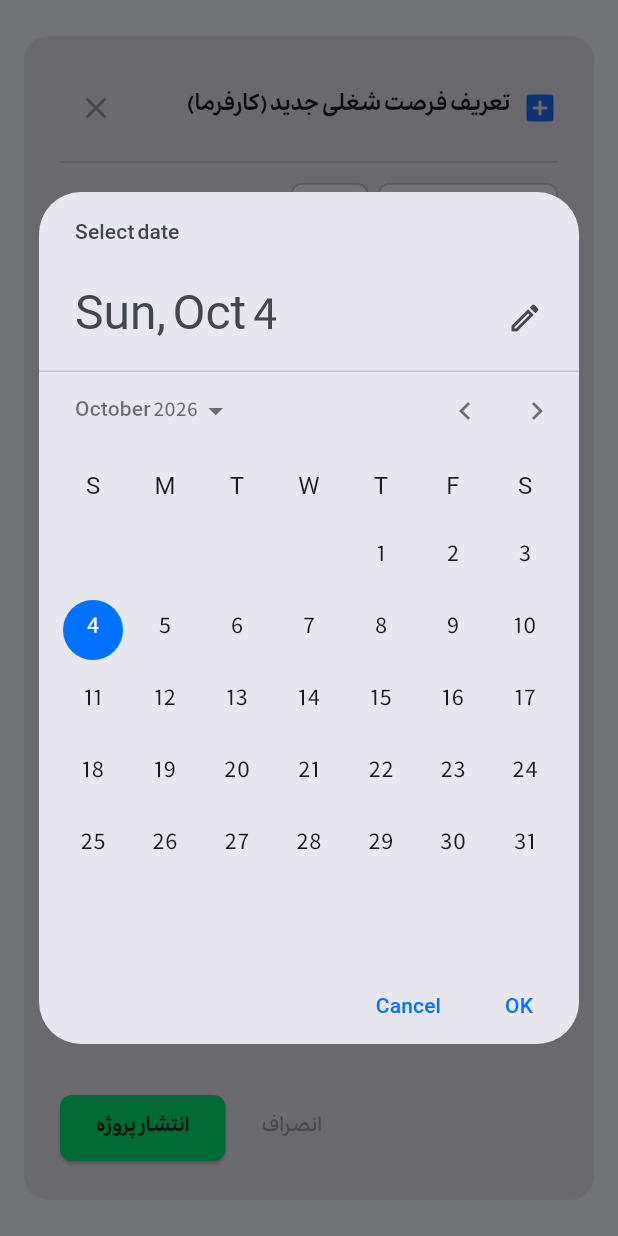
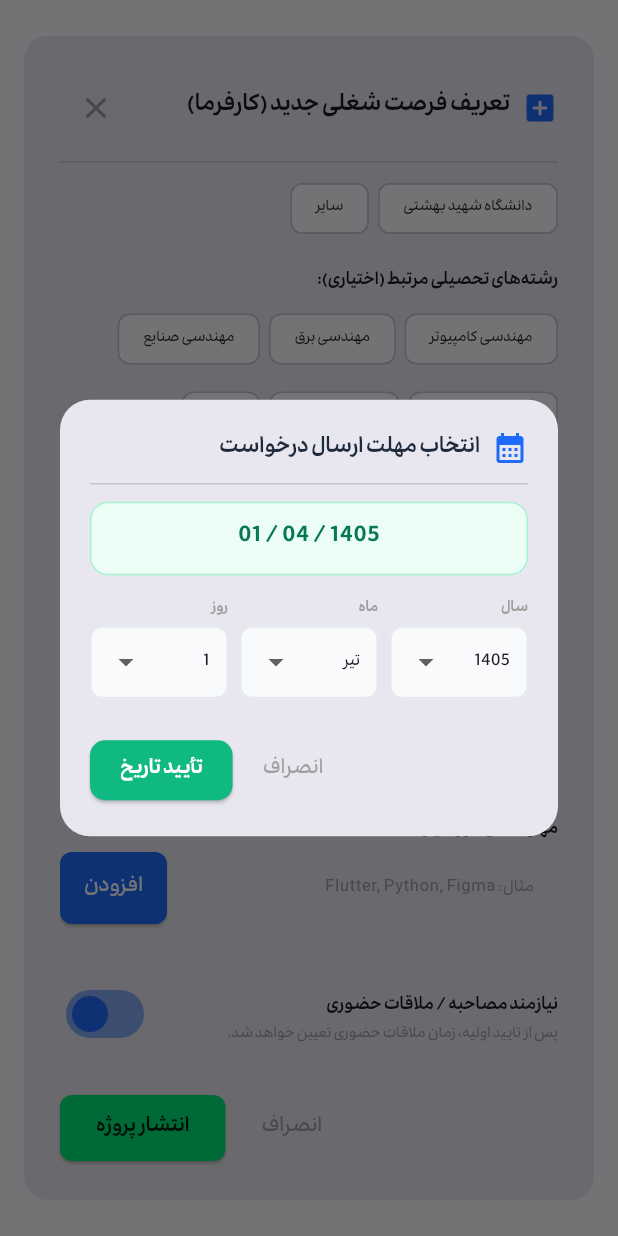
Before and after one commit to amiralikhodaei1384/pol-app, a Flutter app: the CreateProjectModal widget shown alone on an empty page, opened directly, scrolled down 402 dp, after a tap on "انتخاب تاریخ مهلت (روی تقویم کلیک کنید)", on a phone screen of 412 x 824 dp. Run offline on Flutter 3.47's test engine with Material 3 defaults, Android fonts, the phone set to English and light mode, and no system bars; our stand-ins replace file_picker, shared_preferences; accounts and stored records are empty; network calls fail.

Commit message:
shamsi date tables

```diff
--- a/lib/create_project_modal.dart
+++ b/lib/create_project_modal.dart
@@ -3,6 +3,7 @@ import 'package:flutter/material.dart';
 import 'package:http/http.dart' as http;
 import 'package:shared_preferences/shared_preferences.dart';
 import 'package:pol_app/api_service.dart';
+import 'package:pol_app/shamsi_date_picker_dialog.dart';
 
 class CreateProjectModal extends StatefulWidget {
   const CreateProjectModal({super.key});
@@ -33,7 +34,7 @@ class _CreateProjectModalState extends State<CreateProjectModal> {
   List<String> _allMajors = ['مهندسی کامپیوتر', 'مهندسی برق', 'مهندسی صنایع', 'مهندسی مکانیک', 'علوم کامپیوتر', 'سایر'];
 
   final List<String> _skillsList = [];
-  DateTime? _selectedDeadline;
+  String? _selectedDeadline; // تاریخ شمسی
   bool _requiresInterview = true;
   bool _isLoading = false;
 
@@ -80,15 +81,18 @@ class _CreateProjectModalState extends State<CreateProjectModal> {
   }
 
   Future<void> _selectDeadline(BuildContext context) async {
-    final DateTime? picked = await showDatePicker(
+    final date = await showShamsiDatePicker(
       context: context,
-      initialDate: DateTime.now().add(const Duration(days: 30)),
-      firstDate: DateTime.now(),
-      lastDate: DateTime.now().add(const Duration(days: 365)),
+      title: 'انتخاب مهلت ارسال درخواست',
+      startYear: 1405,
+      endYear: 1410,
+      initialYear: 1405,
+      initialMonth: 4,
+      initialDay: 1,
     );
-    if (picked != null) {
+    if (date != null) {
       setState(() {
-        _selectedDeadline = picked;
+        _selectedDeadline = date;
       });
     }
   }
@@ -99,12 +103,11 @@ class _CreateProjectModalState extends State<CreateProjectModal> {
       _addSkill();
     }
 
-    // ۲. اعتبارسنجی ورودی‌های متنی
+    // ۲. اعتبارسنجی ورودی‌های فرم سمت فرانت‌اند
     if (!_formKey.currentState!.validate()) {
       return;
     }
 
-    // ۳. بررسی تفکیک‌شده فیلدها با پیام‌های خطای مشخص
     if (_selectedProjectType == null) {
       _showSnack('لطفاً «نوع همکاری» را انتخاب کنید.');
       return;
@@ -125,7 +128,7 @@ class _CreateProjectModalState extends State<CreateProjectModal> {
       return;
     }
 
-    if (_selectedDeadline == null) {
+    if (_selectedDeadline == null || _selectedDeadline!.isEmpty) {
       _showSnack('لطفاً «مهلت ارسال درخواست» (تاریخ) را تعیین کنید.');
       return;
     }
@@ -148,7 +151,7 @@ class _CreateProjectModalState extends State<CreateProjectModal> {
           'title': _titleController.text.trim(),
           'description': _descriptionController.text.trim(),
           'required_skills': _skillsList,
-          'deadline': _selectedDeadline!.toIso8601String(),
+          'deadline': _selectedDeadline,
           'project_type': _selectedProjectType,
           'city': _selectedCity,
           'category': _selectedCategory,
@@ -156,7 +159,7 @@ class _CreateProjectModalState extends State<CreateProjectModal> {
           'target_majors': _selectedMajors,
           'requires_interview': _requiresInterview,
         }),
-      );
+      ).timeout(const Duration(seconds: 10));
 
       if (!mounted) return;
 
@@ -169,16 +172,63 @@ class _CreateProjectModalState extends State<CreateProjectModal> {
           ),
         );
       } else {
-        final err = jsonDecode(response.body);
-        _showSnack('خطا: ${err['detail'] ?? 'ثبت با خطا مواجه شد'}');
+        // ۳. مدیریت هوشمند خطاهای بک‌اند (از جمله ارور ۴۲۲)
+        _handleBackendError(response);
       }
     } catch (e) {
       if (mounted) {
-        _showSnack('خطا در ارتباط با سرور: $e');
+        _showSnack('خطا در ارتباط با سرور. لطفاً اتصال اینترنت خود را بررسی کنید.');
       }
     } finally {
       if (mounted) setState(() => _isLoading = false);
     }
+  }
+
+  // موتور مدیریت و ترجمه خطاهای سرور (HTTP Errors & 422 Unprocessable Entity)
+  void _handleBackendError(http.Response response) {
+    String errorMessage = 'خطایی در ثبت اطلاعات رخ داد.';
+
+    try {
+      final err = jsonDecode(response.body);
+
+      // پارس کردن ارور ۴۲۲ اعتبارسنجی فست‌پی‌آی
+      if (response.statusCode == 422 && err['detail'] is List) {
+        final List details = err['detail'];
+        List<String> parsedErrors = [];
+
+        for (var item in details) {
+          if (item is Map) {
+            final loc = item['loc'] as List?;
+            final field = loc != null && loc.isNotEmpty ? loc.last.toString() : '';
+
+            if (field == 'title') {
+              parsedErrors.add('• عنوان پروژه بسیار کوتاه است (حداقل ۳ کاراکتر).');
+            } else if (field == 'description') {
+              parsedErrors.add('• شرح وظایف بسیار کوتاه است (حداقل ۱۰ کاراکتر).');
+            } else if (field == 'required_skills') {
+              parsedErrors.add('• مهارت‌های وارد شده معتبر نیستند.');
+            } else if (field == 'deadline') {
+              parsedErrors.add('• فرمت تاریخ مهلت نامعتبر است.');
+            } else {
+              parsedErrors.add('• ${item['msg'] ?? 'اطلاعات وارد شده معتبر نیست.'}');
+            }
+          }
+        }
+        if (parsedErrors.isNotEmpty) {
+          errorMessage = parsedErrors.join('\n');
+        }
+      } else if (err['detail'] is String) {
+        errorMessage = err['detail'];
+      } else if (response.statusCode == 401) {
+        errorMessage = 'نشست کاری شما منقضی شده است. لطفاً دوباره وارد شوید.';
+      } else if (response.statusCode == 403) {
+        errorMessage = 'شما دسترسی لازم برای انجام این کار را ندارید.';
+      } else if (response.statusCode >= 500) {
+        errorMessage = 'خطای داخلی سرور. لطفاً بعداً دوباره تلاش کنید.';
+      }
+    } catch (_) {}
+
+    _showSnack(errorMessage);
   }
 
   void _showSnack(String message) {
@@ -235,12 +285,20 @@ class _CreateProjectModalState extends State<CreateProjectModal> {
                       crossAxisAlignment: CrossAxisAlignment.start,
                       children: [
                         // ۱. عنوان فرصت شغلی
-                        const Text('عنوان فرصت شغلی / پروژه *', style: TextStyle(fontSize: 12, fontWeight: FontWeight.bold)),
+                        const Text('عنوان فرصت شغلی / پروژه * (حداقل ۳ کاراکتر)', style: TextStyle(fontSize: 12, fontWeight: FontWeight.bold)),
                         const SizedBox(height: 6),
                         TextFormField(
                           controller: _titleController,
                           decoration: _inputDecoration('مثال: توسعه‌دهنده فلاتر / کارآموز طراحی UI/UX'),
-                          validator: (val) => val == null || val.trim().isEmpty ? 'لطفاً عنوان را وارد کنید' : null,
+                          validator: (val) {
+                            if (val == null || val.trim().isEmpty) {
+                              return 'لطفاً عنوان پروژه را وارد کنید';
+                            }
+                            if (val.trim().length < 3) {
+                              return 'عنوان پروژه باید حداقل ۳ کاراکتر باشد';
+                            }
+                            return null;
+                          },
                         ),
                         const SizedBox(height: 16),
 
@@ -367,10 +425,12 @@ class _CreateProjectModalState extends State<CreateProjectModal> {
                               mainAxisAlignment: MainAxisAlignment.spaceBetween,
                               children: [
                                 Text(
-                                  _selectedDeadline == null
-                                      ? 'انتخاب تاریخ مهلت (روی تقویم کلیک کنید)'
-                                      : '${_selectedDeadline!.year}/${_selectedDeadline!.month}/${_selectedDeadline!.day}',
-                                  style: TextStyle(fontSize: 12, color: _selectedDeadline == null ? Colors.grey : Colors.black87),
+                                  _selectedDeadline ?? 'انتخاب تاریخ مهلت (روی تقویم کلیک کنید)',
+                                  style: TextStyle(
+                                    fontSize: 12,
+                                    color: _selectedDeadline == null ? Colors.grey : Colors.black87,
+                                    fontWeight: _selectedDeadline == null ? FontWeight.normal : FontWeight.bold,
+                                  ),
                                 ),
                                 const Icon(Icons.calendar_today_outlined, size: 16, color: Color(0xFF1E6AFB)),
                               ],
@@ -380,13 +440,21 @@ class _CreateProjectModalState extends State<CreateProjectModal> {
                         const SizedBox(height: 16),
 
                         // ۷. شرح وظایف
-                        const Text('شرح وظایف و خروجی مورد انتظار *', style: TextStyle(fontSize: 12, fontWeight: FontWeight.bold)),
+                        const Text('شرح وظایف و خروجی مورد انتظار * (حداقل ۱۰ کاراکتر)', style: TextStyle(fontSize: 12, fontWeight: FontWeight.bold)),
                         const SizedBox(height: 6),
                         TextFormField(
                           controller: _descriptionController,
                           maxLines: 3,
                           decoration: _inputDecoration('توضیحات دقیق فرصت شغلی، انتظارات و مدارک تحویلی...'),
-                          validator: (val) => val == null || val.trim().isEmpty ? 'لطفاً توضیحات را وارد کنید' : null,
+                          validator: (val) {
+                            if (val == null || val.trim().isEmpty) {
+                              return 'لطفاً شرح وظایف را وارد کنید';
+                            }
+                            if (val.trim().length < 10) {
+                              return 'شرح وظایف باید حداقل ۱۰ کاراکتر باشد';
+                            }
+                            return null;
+                          },
                         ),
                         const SizedBox(height: 16),
 
--- /dev/null
+++ b/lib/shamsi_date_picker_dialog.dart
@@ -0,0 +1,252 @@
+import 'package:flutter/material.dart';
+
+// تابع فراخوانی مدال انتخاب تاریخ شمسی
+Future<String?> showShamsiDatePicker({
+  required BuildContext context,
+  String title = 'انتخاب تاریخ شمسی',
+  int startYear = 1340,
+  int endYear = 1410,
+  int? initialYear,
+  int initialMonth = 1,
+  int initialDay = 1,
+  bool includeTime = false,
+}) async {
+  return showDialog<String>(
+    context: context,
+    builder: (context) => _ShamsiDatePickerDialog(
+      title: title,
+      startYear: startYear,
+      endYear: endYear,
+      initialYear: initialYear ?? 1405,
+      initialMonth: initialMonth,
+      initialDay: initialDay,
+      includeTime: includeTime,
+    ),
+  );
+}
+
+class _ShamsiDatePickerDialog extends StatefulWidget {
+  final String title;
+  final int startYear;
+  final int endYear;
+  final int initialYear;
+  final int initialMonth;
+  final int initialDay;
+  final bool includeTime;
+
+  const _ShamsiDatePickerDialog({
+    required this.title,
+    required this.startYear,
+    required this.endYear,
+    required this.initialYear,
+    required this.initialMonth,
+    required this.initialDay,
+    required this.includeTime,
+  });
+
+  @override
+  State<_ShamsiDatePickerDialog> createState() => _ShamsiDatePickerDialogState();
+}
+
+class _ShamsiDatePickerDialogState extends State<_ShamsiDatePickerDialog> {
+  late int _selectedYear;
+  late int _selectedMonth;
+  late int _selectedDay;
+  String _selectedTime = '10:00';
+
+  final List<String> _shamsiMonths = [
+    'فروردین', 'اردیبهشت', 'خرداد', 'تیر', 'مرداد', 'شهریور',
+    'مهر', 'آبان', 'آذر', 'دی', 'بهمن', 'اسفند'
+  ];
+
+  final List<String> _times = [
+    '08:00', '08:30', '09:00', '09:30', '10:00', '10:30', '11:00', '11:30',
+    '12:00', '14:00', '14:30', '15:00', '15:30', '16:00', '16:30', '17:00'
+  ];
+
+  @override
+  void initState() {
+    super.initState();
+    _selectedYear = widget.initialYear;
+    _selectedMonth = widget.initialMonth;
+    _selectedDay = widget.initialDay;
+  }
+
+  int get _maxDays {
+    if (_selectedMonth <= 6) return 31;
+    if (_selectedMonth <= 11) return 30;
+    return 29; // اسفند
+  }
+
+  @override
+  Widget build(BuildContext context) {
+    final yearList = List.generate(widget.endYear - widget.startYear + 1, (i) => widget.startYear + i);
+    if (_selectedDay > _maxDays) _selectedDay = _maxDays;
+
+    return Directionality(
+      textDirection: TextDirection.rtl,
+      child: Dialog(
+        shape: RoundedRectangleBorder(borderRadius: BorderRadius.circular(20)),
+        child: Container(
+          width: 380,
+          padding: const EdgeInsets.all(20),
+          child: Column(
+            mainAxisSize: MainAxisSize.min,
+            children: [
+              // هدر دایالوگ
+              Row(
+                children: [
+                  const Icon(Icons.calendar_month, color: Color(0xFF1E6AFB), size: 24),
+                  const SizedBox(width: 8),
+                  Text(widget.title, style: const TextStyle(fontSize: 15, fontWeight: FontWeight.bold, color: Color(0xFF1E293B))),
+                ],
+              ),
+              const Divider(height: 24),
+
+              // نمایش تاریخ انتخابی بزرگ در باکس سبز
+              Container(
+                width: double.infinity,
+                padding: const EdgeInsets.symmetric(vertical: 12, horizontal: 16),
+                decoration: BoxDecoration(
+                  color: const Color(0xFFECFDF5),
+                  borderRadius: BorderRadius.circular(12),
+                  border: Border.all(color: const Color(0xFFA7F3D0)),
+                ),
+                child: Center(
+                  child: Text(
+                    '$_selectedYear / ${_selectedMonth.toString().padLeft(2, '0')} / ${_selectedDay.toString().padLeft(2, '0')}' +
+                        (widget.includeTime ? '  -  ساعت $_selectedTime' : ''),
+                    style: const TextStyle(fontSize: 16, fontWeight: FontWeight.bold, color: Color(0xFF047857)),
+                  ),
+                ),
+              ),
+              const SizedBox(height: 16),
+
+              // منوهای انتخابی سال، ماه، روز
+              Row(
+                children: [
+                  // سال
+                  Expanded(
+                    child: Column(
+                      crossAxisAlignment: CrossAxisAlignment.start,
+                      children: [
+                        const Text('سال', style: TextStyle(fontSize: 10, color: Colors.grey, fontWeight: FontWeight.bold)),
+                        const SizedBox(height: 4),
+                        DropdownButtonFormField<int>(
+                          value: yearList.contains(_selectedYear) ? _selectedYear : yearList.first,
+                          isExpanded: true,
+                          decoration: _inputDec(),
+                          items: yearList.map((y) => DropdownMenuItem(value: y, child: Text(y.toString(), style: const TextStyle(fontSize: 12)))).toList(),
+                          onChanged: (v) => setState(() => _selectedYear = v!),
+                        ),
+                      ],
+                    ),
+                  ),
+                  const SizedBox(width: 8),
+
+                  // ماه
+                  Expanded(
+                    child: Column(
+                      crossAxisAlignment: CrossAxisAlignment.start,
+                      children: [
+                        const Text('ماه', style: TextStyle(fontSize: 10, color: Colors.grey, fontWeight: FontWeight.bold)),
+                        const SizedBox(height: 4),
+                        DropdownButtonFormField<int>(
+                          value: _selectedMonth,
+                          isExpanded: true,
+                          decoration: _inputDec(),
+                          items: List.generate(12, (i) => DropdownMenuItem(value: i + 1, child: Text(_shamsiMonths[i], style: const TextStyle(fontSize: 11)))).toList(),
+                          onChanged: (v) => setState(() => _selectedMonth = v!),
+                        ),
+                      ],
+                    ),
+                  ),
+                  const SizedBox(width: 8),
+
+                  // روز
+                  Expanded(
+                    child: Column(
+                      crossAxisAlignment: CrossAxisAlignment.start,
+                      children: [
+                        const Text('روز', style: TextStyle(fontSize: 10, color: Colors.grey, fontWeight: FontWeight.bold)),
+                        const SizedBox(height: 4),
+                        DropdownButtonFormField<int>(
+                          value: _selectedDay <= _maxDays ? _selectedDay : 1,
+                          isExpanded: true,
+                          decoration: _inputDec(),
+                          items: List.generate(_maxDays, (i) => DropdownMenuItem(value: i + 1, child: Text((i + 1).toString(), style: const TextStyle(fontSize: 12)))).toList(),
+                          onChanged: (v) => setState(() => _selectedDay = v!),
+                        ),
+                      ],
+                    ),
+                  ),
+                ],
+              ),
+
+              // انتخاب ساعت در صورت نیاز
+              if (widget.includeTime) ...[
+                const SizedBox(height: 12),
+                Column(
+                  crossAxisAlignment: CrossAxisAlignment.start,
+                  children: [
+                    const Text('ساعت', style: TextStyle(fontSize: 10, color: Colors.grey, fontWeight: FontWeight.bold)),
+                    const SizedBox(height: 4),
+                    DropdownButtonFormField<String>(
+                      value: _selectedTime,
+                      isExpanded: true,
+                      decoration: _inputDec(),
+                      items: _times.map((t) => DropdownMenuItem(value: t, child: Text('ساعت $t', style: const TextStyle(fontSize: 12)))).toList(),
+                      onChanged: (v) => setState(() => _selectedTime = v!),
+                    ),
+                  ],
+                ),
+              ],
+
+              const SizedBox(height: 24),
+
+              // دکمه‌های اکشن
+              Row(
+                mainAxisAlignment: MainAxisAlignment.end,
+                children: [
+                  TextButton(
+                    onPressed: () => Navigator.pop(context),
+                    child: const Text('انصراف', style: TextStyle(color: Colors.grey)),
+                  ),
+                  const SizedBox(width: 8),
+                  ElevatedButton(
+                    onPressed: () {
+                      final formattedMonth = _selectedMonth.toString().padLeft(2, '0');
+                      final formattedDay = _selectedDay.toString().padLeft(2, '0');
+                      var result = '$_selectedYear/$formattedMonth/$formattedDay';
+                      if (widget.includeTime) {
+                        result += ' - ساعت $_selectedTime';
+                      }
+                      Navigator.pop(context, result);
+                    },
+                    style: ElevatedButton.styleFrom(
+                      backgroundColor: const Color(0xFF10B981),
+                      foregroundColor: Colors.white,
+                      padding: const EdgeInsets.symmetric(horizontal: 20, vertical: 10),
+                      shape: RoundedRectangleBorder(borderRadius: BorderRadius.circular(10)),
+                    ),
+                    child: const Text('تأیید تاریخ', style: TextStyle(fontWeight: FontWeight.bold)),
+                  ),
+                ],
+              ),
+            ],
+          ),
+        ),
+      ),
+    );
+  }
+
+  InputDecoration _inputDec() {
+    return InputDecoration(
+      contentPadding: const EdgeInsets.symmetric(horizontal: 8, vertical: 8),
+      filled: true,
+      fillColor: const Color(0xFFF8FAFC),
+      border: OutlineInputBorder(borderRadius: BorderRadius.circular(8), borderSide: const BorderSide(color: Color(0xFFE2E8F0))),
+      enabledBorder: OutlineInputBorder(borderRadius: BorderRadius.circular(8), borderSide: const BorderSide(color: Color(0xFFE2E8F0))),
+    );
+  }
+}
```
Also changed, not shown: lib/student_profile_builder_page.dart (+30 -7 lines), lib/student_profile_page.dart (+24 -6 lines), 4 other files.
